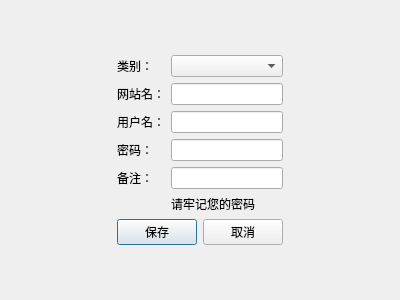
Qt form lab6/addwindow.ui (suyisora/QtCourse) before a commit.
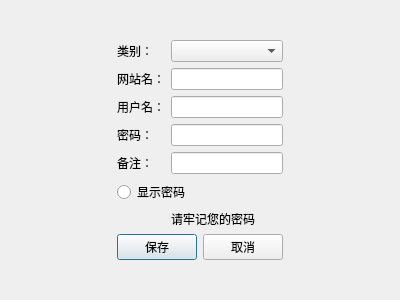
The same form after that commit.

Commit message: lab6 新增显示密码功能

What changed in the file:
```diff
--- a/lab6/addwindow.ui
+++ b/lab6/addwindow.ui
@@ -98,13 +98,20 @@
        <item row="4" column="1">
         <widget class="QLineEdit" name="lineNote"/>
        </item>
-       <item row="5" column="1">
+       <item row="6" column="1">
         <widget class="QLabel" name="label_6">
          <property name="text">
           <string>请牢记您的密码</string>
          </property>
         </widget>
        </item>
+       <item row="5" column="0" colspan="2">
+        <widget class="QRadioButton" name="rbtShow">
+         <property name="text">
+          <string>显示密码</string>
+         </property>
+        </widget>
+       </item>
       </layout>
      </item>
      <item>
```
The commit also changes 2 other files.
